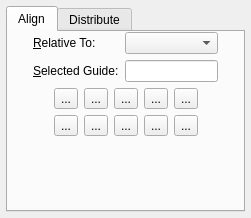
Qt form scribus/ui/aligndistribute.ui (scribusproject/scribus) before a commit.
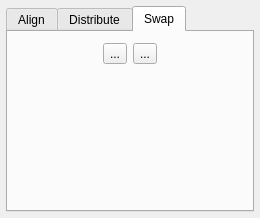
The same form after that commit. Custom widgets are drawn as their Qt base class.

Commit message: #480: Enable swapping (with left or right rotation) of items

The edit to the form file:
```diff
--- a/scribus/ui/aligndistribute.ui
+++ b/scribus/ui/aligndistribute.ui
@@ -4,11 +4,11 @@
   <property name="enabled" >
    <bool>true</bool>
   </property>
-  <property name="geometry" >
+  <property name="geometry">
    <rect>
     <x>0</x>
     <y>0</y>
-    <width>251</width>
+    <width>260</width>
     <height>218</height>
    </rect>
   </property>
@@ -18,17 +18,17 @@
     <height>0</height>
    </size>
   </property>
-  <layout class="QVBoxLayout" >
-   <property name="margin" >
-    <number>6</number>
-   </property>
-   <property name="spacing" >
+  <layout class="QVBoxLayout">
+   <property name="spacing">
     <number>5</number>
    </property>
+   <property name="margin">
+    <number>6</number>
+   </property>
    <item>
-    <widget class="QTabWidget" name="tabWidget" >
-     <property name="currentIndex" >
-      <number>0</number>
+    <widget class="QTabWidget" name="tabWidget">
+     <property name="currentIndex">
+      <number>2</number>
      </property>
      <widget class="QWidget" name="tabAlign" >
       <attribute name="title" >
@@ -38,17 +38,8 @@
        <property name="margin" >
         <number>0</number>
        </property>
-       <property name="spacing" >
-        <number>6</number>
-       </property>
        <item>
-        <layout class="QHBoxLayout" >
-         <property name="margin" >
-          <number>0</number>
-         </property>
-         <property name="spacing" >
-          <number>6</number>
-         </property>
+        <layout class="QHBoxLayout">
          <item>
           <spacer>
            <property name="orientation" >
@@ -66,16 +57,10 @@
           </spacer>
          </item>
          <item>
-          <layout class="QGridLayout" >
-           <property name="margin" >
-            <number>0</number>
-           </property>
-           <property name="spacing" >
-            <number>6</number>
-           </property>
-           <item row="1" column="0" >
-            <widget class="QLabel" name="alignGuideLabel" >
-             <property name="text" >
+          <layout class="QGridLayout">
+           <item row="1" column="0">
+            <widget class="QLabel" name="alignGuideLabel">
+             <property name="text">
               <string>&amp;Selected Guide:</string>
              </property>
              <property name="wordWrap" >
@@ -126,13 +111,7 @@
         </layout>
        </item>
        <item>
-        <layout class="QHBoxLayout" >
-         <property name="margin" >
-          <number>0</number>
-         </property>
-         <property name="spacing" >
-          <number>6</number>
-         </property>
+        <layout class="QHBoxLayout">
          <item>
           <spacer>
            <property name="orientation" >
@@ -150,16 +129,10 @@
           </spacer>
          </item>
          <item>
-          <layout class="QGridLayout" >
-           <property name="margin" >
-            <number>0</number>
-           </property>
-           <property name="spacing" >
-            <number>6</number>
-           </property>
-           <item row="1" column="3" >
-            <widget class="QToolButton" name="alignBottomInToolButton" >
-             <property name="text" >
+          <layout class="QGridLayout">
+           <item row="1" column="3">
+            <widget class="QToolButton" name="alignBottomInToolButton">
+             <property name="text">
               <string>...</string>
              </property>
             </widget>
@@ -548,11 +521,75 @@
        </item>
       </layout>
      </widget>
+     <widget class="QWidget" name="tabSwap">
+      <attribute name="title">
+       <string>Swap</string>
+      </attribute>
+      <layout class="QVBoxLayout" name="verticalLayout">
+       <item>
+        <layout class="QHBoxLayout" name="horizontalLayout">
+         <item>
+          <spacer name="horizontalSpacer">
+           <property name="orientation">
+            <enum>Qt::Horizontal</enum>
+           </property>
+           <property name="sizeHint" stdset="0">
+            <size>
+             <width>40</width>
+             <height>20</height>
+            </size>
+           </property>
+          </spacer>
+         </item>
+         <item>
+          <widget class="QToolButton" name="swapLeftToolButton">
+           <property name="text">
+            <string>...</string>
+           </property>
+          </widget>
+         </item>
+         <item>
+          <widget class="QToolButton" name="swapRightToolButton">
+           <property name="text">
+            <string>...</string>
+           </property>
+          </widget>
+         </item>
+         <item>
+          <spacer name="horizontalSpacer_2">
+           <property name="orientation">
+            <enum>Qt::Horizontal</enum>
+           </property>
+           <property name="sizeHint" stdset="0">
+            <size>
+             <width>40</width>
+             <height>20</height>
+            </size>
+           </property>
+          </spacer>
+         </item>
+        </layout>
+       </item>
+       <item>
+        <spacer name="verticalSpacer">
+         <property name="orientation">
+          <enum>Qt::Vertical</enum>
+         </property>
+         <property name="sizeHint" stdset="0">
+          <size>
+           <width>20</width>
+           <height>40</height>
+          </size>
+         </property>
+        </spacer>
+       </item>
+      </layout>
+     </widget>
     </widget>
    </item>
   </layout>
  </widget>
- <layoutdefault spacing="6" margin="11" />
+ <layoutdefault spacing="6" margin="11"/>
  <customwidgets>
   <customwidget>
    <class>ScrSpinBox</class>
```
Left out of the diff: 320 changed lines with no effect on the pictures. The commit also changes 4 other files.
